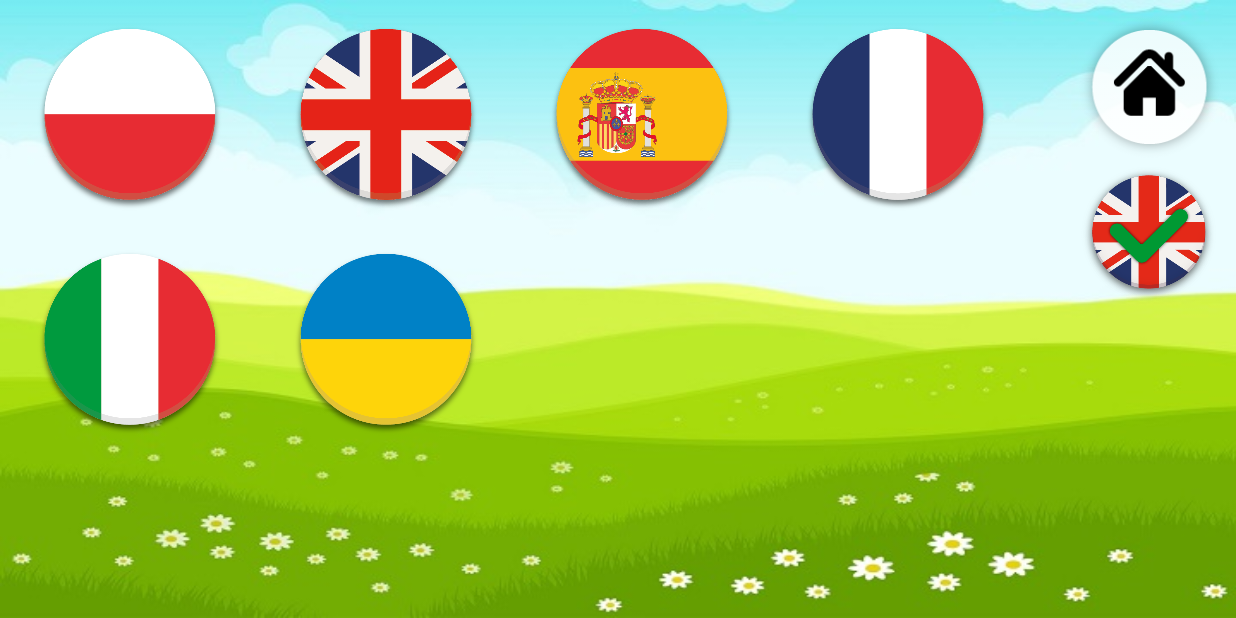
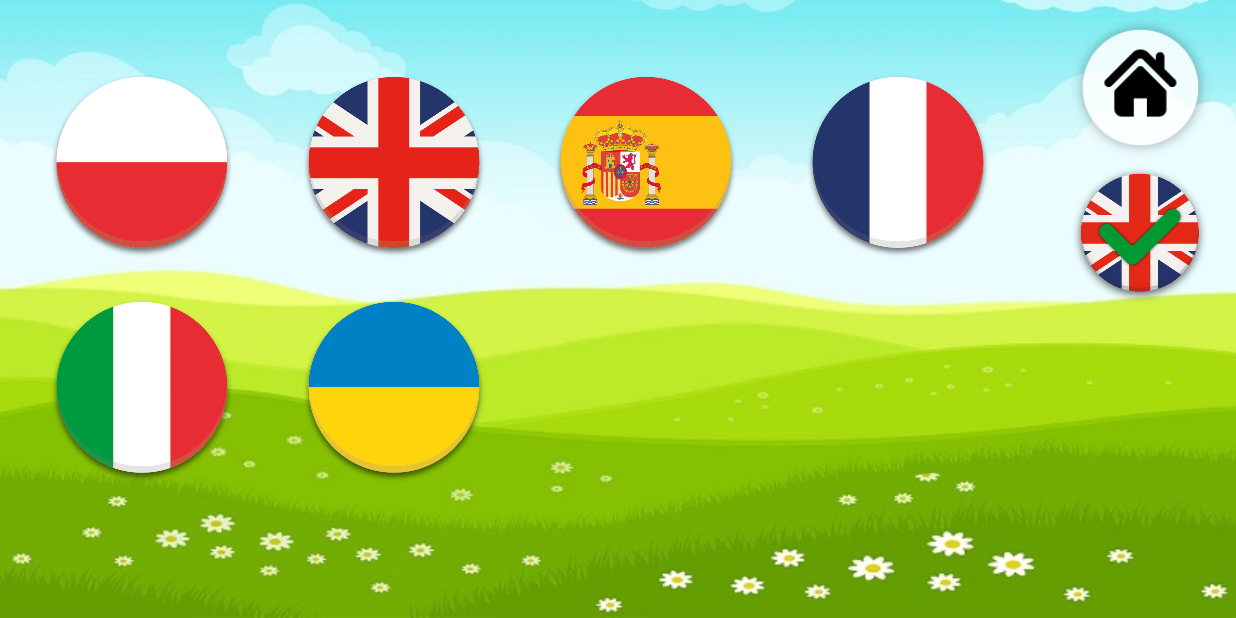
Before and after one commit to msoc1/AnimalStation, an Android app: the LanguagesView screen opened directly, with no data from a screen before it, on a phone screen of 824 x 412 dp (held sideways). Run offline under Robolectric (Android 15) with nearby library versions, the phone set to English and light mode, and no system bars; pictures from the network do not load.

Commit message:
fixed smaller bugs, finished cloud translation, addes asynctask to LanguagesView

```diff
--- a/app/src/main/java/com/fixed4fun/android/animalstation/activities/ChosenAnimal.java
+++ b/app/src/main/java/com/fixed4fun/android/animalstation/activities/ChosenAnimal.java
@@ -144,6 +144,7 @@ public class ChosenAnimal extends AppCompatActivity {
 
 
         animalsNames.setOnClickListener(v -> {
+            textToSpeech.setSpeechRate(0.7f);
             textToSpeech.speak(animal.getmAnimalName(), TextToSpeech.QUEUE_FLUSH, null);
 
         });
--- a/app/src/main/java/com/fixed4fun/android/animalstation/activities/RegisterActivity.java
+++ b/app/src/main/java/com/fixed4fun/android/animalstation/activities/RegisterActivity.java
@@ -110,7 +110,7 @@ public class RegisterActivity extends AppCompatActivity {
         mAuth.signInWithEmailAndPassword(username, passwordEditText.getText().toString().trim())
                 .addOnCompleteListener(RegisterActivity.this, (task) -> {
                     if (!task.isSuccessful()) {
-                        Toast.makeText(getApplicationContext(), textTranslations.get(40) + username, Toast.LENGTH_LONG).show();
+                        Toast.makeText(getApplicationContext(), textTranslations.get(40) + usernameEditText.getText().toString(), Toast.LENGTH_LONG).show();
                     } else {
                         Toast.makeText(getApplicationContext(), textTranslations.get(41), Toast.LENGTH_LONG).show();
                         finish();
--- a/app/src/main/res/layout/languages_layout.xml
+++ b/app/src/main/res/layout/languages_layout.xml
@@ -1,44 +1,68 @@
 <?xml version="1.0" encoding="utf-8"?>
-<LinearLayout xmlns:android="http://schemas.android.com/apk/res/android"
+<androidx.constraintlayout.widget.ConstraintLayout xmlns:android="http://schemas.android.com/apk/res/android"
+    xmlns:app="http://schemas.android.com/apk/res-auto"
     xmlns:tools="http://schemas.android.com/tools"
+    android:id="@+id/linearLayout4"
     android:layout_width="match_parent"
     android:layout_height="match_parent"
-    tools:context=".activities.LanguagesView"
     android:background="@drawable/liscie"
-    android:baselineAligned="false">
+    android:baselineAligned="false"
+    tools:context=".activities.LanguagesView">
 
 
     <GridView
-        android:layout_marginLeft="24dp"
         android:id="@+id/gridViewLanguages"
-        android:layout_width="wrap_content"
-        android:layout_weight="1"
-        android:layout_height="wrap_content"
+        android:layout_width="0dp"
+        android:layout_height="0dp"
+        android:layout_marginStart="32dp"
+        android:layout_marginTop="32dp"
+        android:layout_marginEnd="120dp"
+        android:layout_marginBottom="32dp"
         android:numColumns="4"
         android:stretchMode="columnWidth"
-        android:layout_marginStart="24dp">
+        app:layout_constraintBottom_toBottomOf="parent"
+        app:layout_constraintEnd_toEndOf="parent"
+        app:layout_constraintStart_toStartOf="parent"
+        app:layout_constraintTop_toTopOf="parent">
+
     </GridView>
 
-    <LinearLayout
-        android:layout_width="wrap_content"
-        android:layout_height="wrap_content"
-        android:orientation="vertical"
-        android:layout_marginLeft="8dp"
-        android:layout_margin="8dp"
-        android:layout_marginStart="8dp">
-        <ImageView
-            android:id="@+id/back_to_main"
-            android:layout_width="100dp"
-            android:layout_height="100dp"
-            android:src="@drawable/back_to_main" />
-        <ImageView
-            android:scaleType="fitCenter"
-            android:layout_width="100dp"
-            android:layout_height="100dp"
-            android:src="@drawable/pol"
-            android:id="@+id/falg2"
-            />
 
-    </LinearLayout>
+    <ImageView
+        android:id="@+id/back_to_main"
+        android:layout_width="0dp"
+        android:layout_height="0dp"
+        android:layout_marginTop="8dp"
+        android:layout_marginEnd="8dp"
+        android:layout_marginRight="8dp"
+        android:src="@drawable/back_to_main"
+        app:layout_constraintBottom_toTopOf="@+id/falg2"
+        app:layout_constraintEnd_toEndOf="parent"
+        app:layout_constraintStart_toEndOf="@+id/gridViewLanguages"
+        app:layout_constraintTop_toTopOf="parent" />
 
-</LinearLayout>
+    <ImageView
+        android:id="@+id/falg2"
+        android:layout_width="0dp"
+        android:layout_height="0dp"
+        android:layout_marginBottom="203dp"
+        android:scaleType="fitCenter"
+        android:src="@drawable/pol"
+        app:layout_constraintBottom_toBottomOf="parent"
+        app:layout_constraintEnd_toEndOf="@+id/back_to_main"
+        app:layout_constraintStart_toStartOf="@+id/back_to_main"
+        app:layout_constraintTop_toBottomOf="@+id/back_to_main" />
+
+    <ProgressBar
+        android:id="@+id/languageProgressBar"
+        style="?android:attr/progressBarStyle"
+        android:layout_width="196dp"
+        android:layout_height="164dp"
+        android:visibility="invisible"
+        app:layout_constraintBottom_toBottomOf="parent"
+        app:layout_constraintEnd_toEndOf="parent"
+        app:layout_constraintStart_toStartOf="parent"
+        app:layout_constraintTop_toTopOf="parent" />
+
+
+</androidx.constraintlayout.widget.ConstraintLayout>
--- a/app/src/main/res/layout/login_layout.xml
+++ b/app/src/main/res/layout/login_layout.xml
@@ -42,12 +42,11 @@
         android:id="@+id/passwordEditText"
         android:layout_width="wrap_content"
         android:layout_height="wrap_content"
-        android:layout_marginStart="24dp"
         android:ems="10"
         android:hint="password"
         android:inputType="textPassword"
         app:layout_constraintBaseline_toBaselineOf="@+id/passwordTextView"
-        app:layout_constraintStart_toEndOf="@+id/passwordTextView" />
+        app:layout_constraintStart_toStartOf="@+id/usernameEditText" />
 
     <Button
         android:id="@+id/register_button"
```
Also changed, not shown: app/src/main/java/com/fixed4fun/android/animalstation/activities/LanguagesView.java (+92 -20 lines), app/src/main/java/com/fixed4fun/android/animalstation/utilities/Translations.java (+84 -67 lines).
